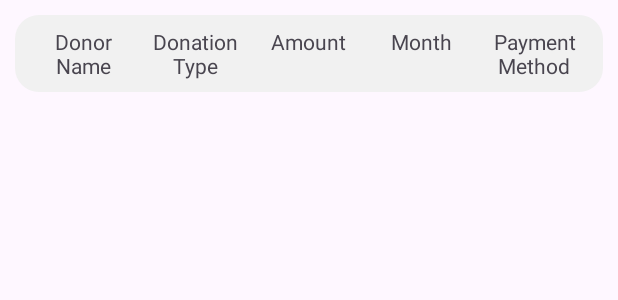
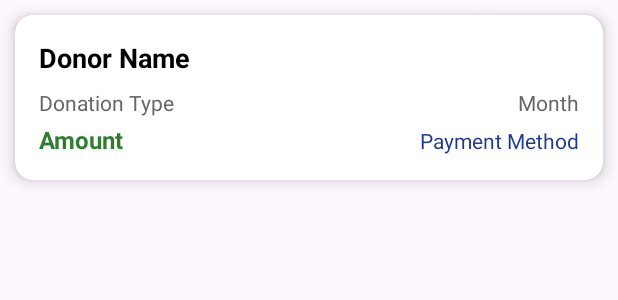
Before and after one commit to Amdadul-haq/MMS, an Android app: the layout item_donation_history.xml on its own in the app's theme, with its tools: preview values and no code run, on a phone screen of 412 x 824 dp. Shown: the top 300 px of the screen. Run offline under Robolectric (Android 15) with nearby library versions, the phone set to English and light mode, and no system bars.

Commit message:
adding mosque -update donation history page

```diff
--- a/app/src/main/res/layout/item_donation_history.xml
+++ b/app/src/main/res/layout/item_donation_history.xml
@@ -1,55 +1,79 @@
 <?xml version="1.0" encoding="utf-8"?>
-<LinearLayout xmlns:android="http://schemas.android.com/apk/res/android"
+<androidx.cardview.widget.CardView xmlns:android="http://schemas.android.com/apk/res/android"
+    xmlns:card_view="http://schemas.android.com/apk/res-auto"
     android:layout_width="match_parent"
     android:layout_height="wrap_content"
-    android:background="@drawable/card_background"
-    android:orientation="horizontal"
     android:layout_margin="10dp"
-    android:padding="8dp">
+    card_view:cardCornerRadius="12dp"
+    card_view:cardElevation="6dp"
+    android:background="@android:color/white">
+
+    <LinearLayout
+        android:layout_width="match_parent"
+        android:layout_height="wrap_content"
+        android:orientation="vertical"
+        android:padding="16dp">
 
         <!-- Donor Name -->
         <TextView
             android:id="@+id/donorNameTextView"
-        android:layout_width="0dp"
+            android:layout_width="wrap_content"
             android:layout_height="wrap_content"
-        android:layout_weight="1"
-        android:gravity="center"
-        android:text="Donor Name" />
+            android:text="Donor Name"
+            android:textStyle="bold"
+            android:textSize="18sp"
+            android:textColor="@color/black" />
 
-    <!-- Donation Type -->
+        <!-- Donation Type and Month Row -->
+        <LinearLayout
+            android:layout_width="match_parent"
+            android:layout_height="wrap_content"
+            android:orientation="horizontal"
+            android:layout_marginTop="8dp">
+
             <TextView
                 android:id="@+id/donationTypeTextView"
                 android:layout_width="0dp"
                 android:layout_height="wrap_content"
                 android:layout_weight="1"
-        android:gravity="center"
-        android:text="Donation Type" />
+                android:text="Donation Type"
+                android:textColor="@color/dark_gray"
+                android:textSize="14sp" />
 
-    <!-- Amount -->
+            <TextView
+                android:id="@+id/donationMonthTextView"
+                android:layout_width="wrap_content"
+                android:layout_height="wrap_content"
+                android:text="Month"
+                android:textColor="@color/dark_gray"
+                android:textSize="14sp" />
+        </LinearLayout>
+
+        <!-- Amount and Payment Method Row -->
+        <LinearLayout
+            android:layout_width="match_parent"
+            android:layout_height="wrap_content"
+            android:orientation="horizontal"
+            android:layout_marginTop="4dp">
+
             <TextView
                 android:id="@+id/amountTextView"
                 android:layout_width="0dp"
                 android:layout_height="wrap_content"
                 android:layout_weight="1"
-        android:gravity="center"
-        android:text="Amount" />
+                android:text="Amount"
+                android:textColor="@color/primary_green"
+                android:textStyle="bold"
+                android:textSize="16sp" />
 
-    <!-- Donation Month -->
-    <TextView
-        android:id="@+id/donationMonthTextView"
-        android:layout_width="0dp"
-        android:layout_height="wrap_content"
-        android:layout_weight="1"
-        android:gravity="center"
-        android:text="Month" />
-
-    <!-- Payment Method -->
             <TextView
                 android:id="@+id/paymentMethodTextView"
-        android:layout_width="0dp"
+                android:layout_width="wrap_content"
                 android:layout_height="wrap_content"
-        android:layout_weight="1"
-        android:gravity="center"
-        android:text="Payment Method" />
+                android:text="Payment Method"
+                android:textColor="@color/primary"
+                android:textSize="14sp" />
+        </LinearLayout>
 
     </LinearLayout>
+</androidx.cardview.widget.CardView>
```
Also changed, not shown: app/src/main/res/layout/fragment_donation_history.xml (+0 -49 lines). Lines whose indentation alone changed are shown as unchanged.
